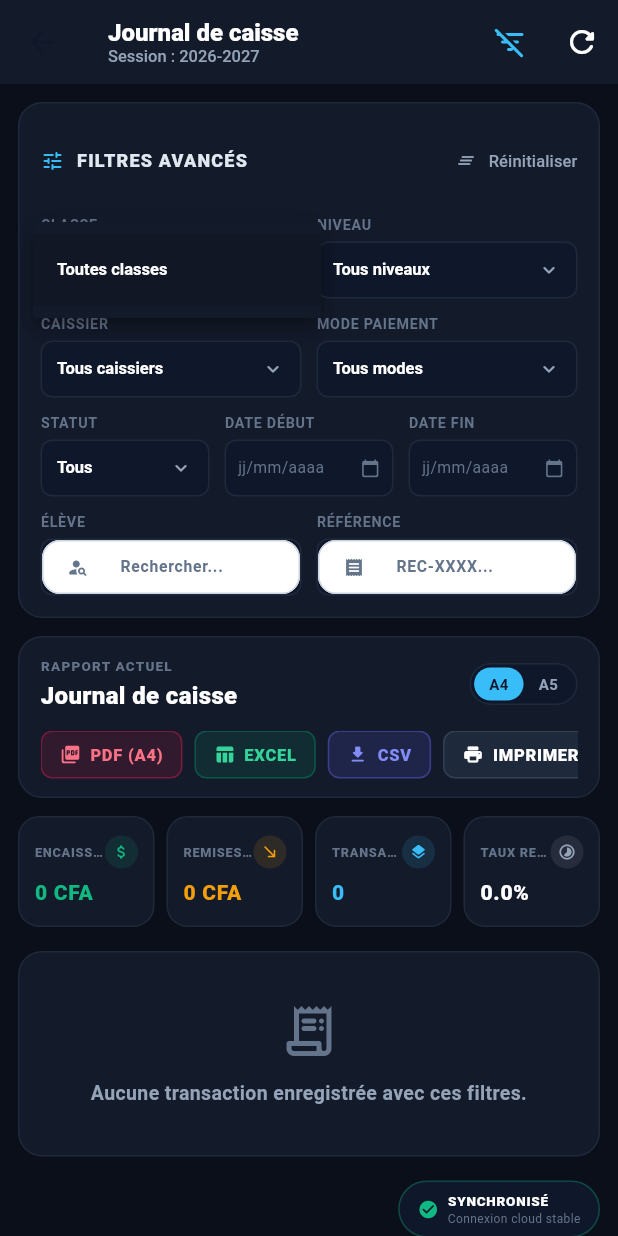
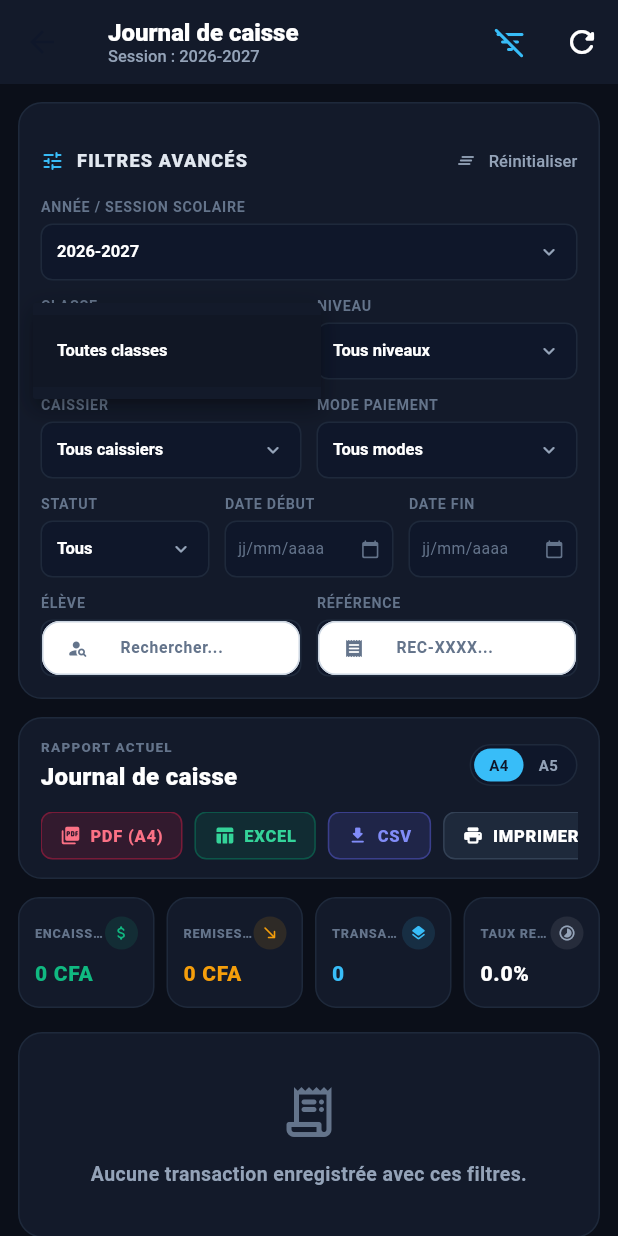
Before and after one commit to SalissouSalhaHassan/CSP-Amitchi, a Flutter app: the JournalDeCaisseScreen screen opened directly, after a tap on "Toutes classes", on a phone screen of 412 x 824 dp. Run offline on Flutter 3.47's test engine with Material 3 defaults, Android fonts, the phone set to English and light mode, and no system bars; our stand-ins replace connectivity_plus, device_info_plus, dio, fl_chart, flutter_secure_storage, get_it and 12 more; missing offline and left inert: mobile_scanner; accounts and stored records are empty; network calls fail.

Commit message:
fix(finance): sync robust Journal de caisse online payments query, session fallback and session filter across web and mobile

```diff
--- a/Amitchi-mobile/lib/features/finance/data/finance_repository.dart
+++ b/Amitchi-mobile/lib/features/finance/data/finance_repository.dart
@@ -277,8 +277,16 @@ class FinanceRepository {
       final feeId = payment['fee_id'] ?? payment['feeId'];
       String? studentName = payment['student_name'];
       String? numAdmission = payment['num_admission'];
-
-      if ((studentName == null || numAdmission == null) && Hive.isBoxOpen(OfflineStoreManager.boxStudentFees)) {
+      String? classe = payment['classe'];
+      String? educationalLevel = payment['educational_level'];
+      String? section = payment['section'];
+      String? filiere = payment['filiere'];
+      int? sessionId = (payment['session_id'] as num?)?.toInt() ??
+          (payment['sessionId'] as num?)?.toInt();
+      String? feeStatus = payment['fee_status'];
+
+      if ((studentName == null || numAdmission == null || classe == null || educationalLevel == null) &&
+          Hive.isBoxOpen(OfflineStoreManager.boxStudentFees)) {
         final box = Hive.box(OfflineStoreManager.boxStudentFees);
         for (var key in box.keys) {
           if (!key.toString().startsWith('student_fees_')) continue;
@@ -289,25 +297,56 @@ class FinanceRepository {
                 final s = item['students'] is Map ? item['students'] : item;
                 studentName ??= s['nom_etudiant'] ?? s['nomPrenom'] ?? s['name'];
                 numAdmission ??= s['num_admission'] ?? s['matricule'];
+                classe ??= s['classe']?.toString();
+                educationalLevel ??= s['educational_level']?.toString() ?? s['educationalLevel']?.toString() ?? s['niveau']?.toString();
+                section ??= s['section']?.toString();
+                filiere ??= s['filiere']?.toString();
+                sessionId ??= (item['session_id'] as num?)?.toInt() ?? (item['sessionId'] as num?)?.toInt();
+                feeStatus ??= item['status']?.toString();
                 break;
               }
             }
           }
-          if (studentName != null) break;
+          if (studentName != null && classe != null) break;
         }
       }
 
       final enrichedPayment = {
         ...payment,
-        'student_name': studentName ?? 'أ‰lأ¨ve',
+        'student_name': studentName ?? 'Élève',
         'num_admission': numAdmission ?? '',
+        'classe': classe ?? '',
+        'educational_level': educationalLevel ?? '',
+        'section': section ?? '',
+        'filiere': filiere ?? '',
+        if (sessionId != null) 'session_id': sessionId,
+        if (feeStatus != null) 'fee_status': feeStatus,
         'is_pending_sync': payment['is_pending_sync'] ?? false,
       };
 
-      final journalKeys = [
+      // Collect all journal cache keys to update:
+      final journalKeys = <String>{
         _journalCacheKey(schoolId, null),
         "payments_journal_${schoolId}_all",
-      ];
+      };
+      if (sessionId != null) {
+        journalKeys.add(_journalCacheKey(schoolId, sessionId));
+      }
+
+      // Also check if there is an active session or cached sessions for this school
+      try {
+        final sessionsCacheKey = _sessionsCacheKey(schoolId);
+        final cachedSessions = cacheManager.getDataList(
+          boxName: OfflineStoreManager.boxStudentFees,
+          key: sessionsCacheKey,
+        );
+        for (final sess in cachedSessions) {
+          final sId = (sess['id'] as num?)?.toInt();
+          if (sId != null) {
+            journalKeys.add(_journalCacheKey(schoolId, sId));
+          }
+        }
+      } catch (_) {}
 
       for (final jKey in journalKeys) {
         final cachedJournal = cacheManager.getDataList(
@@ -326,6 +365,65 @@ class FinanceRepository {
     }
   }
 
+  /// Helper to merge offline pending payments from queue or local boxes into journal
+  List<Map<String, dynamic>> _mergePendingOfflinePayments(
+    List<Map<String, dynamic>> baseList,
+    int schoolId,
+    int? sessionId,
+  ) {
+    try {
+      final queueManager = locator<OfflineQueueManager>();
+      final pendingOps = queueManager.getPendingOperations();
+      final List<Map<String, dynamic>> pendingPayments = [];
+
+      for (final op in pendingOps) {
+        if (op.table == 'fee_payments' && op.action == 'record_payment') {
+          final d = op.data;
+          final opSchoolId = (d['schoolId'] as num?)?.toInt() ?? int.tryParse(d['schoolId']?.toString() ?? '') ?? 0;
+          if (opSchoolId != 0 && opSchoolId != schoolId) continue;
+
+          final opSessionId = (d['sessionId'] as num?)?.toInt() ?? int.tryParse(d['sessionId']?.toString() ?? '');
+          if (sessionId != null && opSessionId != null && opSessionId != sessionId) continue;
+
+          final ref = d['reference']?.toString() ?? '';
+          if (ref.isEmpty) continue;
+
+          pendingPayments.add({
+            'id': d['id'] ?? DateTime.now().millisecondsSinceEpoch,
+            'fee_id': d['feeId'],
+            'school_id': opSchoolId,
+            'amount': (d['amount'] as num?)?.toDouble() ?? double.tryParse(d['amount']?.toString() ?? '') ?? 0.0,
+            'reduction': (d['reduction'] as num?)?.toDouble() ?? double.tryParse(d['reduction']?.toString() ?? '') ?? 0.0,
+            'payment_mode': d['paymentMode']?.toString() ?? 'Espèces',
+            'reference': ref,
+            'month_concerned': d['monthConcerned']?.toString() ?? '',
+            'date_paid': d['date_paid']?.toString() ?? DateTime.now().toIso8601String(),
+            'recorded_by': d['recordedBy']?.toString() ?? 'Admin',
+            'student_name': d['student_name']?.toString() ?? d['studentName']?.toString() ?? 'Élève',
+            'num_admission': d['num_admission']?.toString() ?? d['numAdmission']?.toString() ?? '',
+            'classe': d['classe']?.toString() ?? '',
+            'educational_level': d['educational_level']?.toString() ?? d['educationalLevel']?.toString() ?? '',
+            'section': d['section']?.toString() ?? '',
+            'filiere': d['filiere']?.toString() ?? '',
+            'fee_status': d['fee_status']?.toString() ?? 'Partiel',
+            'is_pending_sync': true,
+          });
+        }
+      }
+
+      if (pendingPayments.isEmpty) return baseList;
+
+      final existingRefs = baseList.map((e) => e['reference']?.toString()).toSet();
+      final newToAdd = pendingPayments.where((p) => !existingRefs.contains(p['reference']?.toString())).toList();
+
+      if (newToAdd.isEmpty) return baseList;
+      return [...newToAdd, ...baseList];
+    } catch (e) {
+      debugPrint("Warning: could not merge pending offline payments: $e");
+      return baseList;
+    }
+  }
+
   /// Fetch full payments journal (Journal de caisse)
   Future<List<Map<String, dynamic>>> getPaymentsJournal({
     required int schoolId,
@@ -337,10 +435,28 @@ class FinanceRepository {
 
     if (!syncEngine.isOnlineNotifier.value) {
       debugPrint("Offline Mode: Fetching payments journal from local cache.");
-      return cacheManager.getDataList(
+      var localList = cacheManager.getDataList(
         boxName: OfflineStoreManager.boxFeePayments,
         key: cacheKey,
       );
+
+      // If specific session cache is empty, fallback to 'all' cache
+      if (localList.isEmpty && sessionId != null) {
+        final allKey = _journalCacheKey(schoolId, null);
+        final allList = cacheManager.getDataList(
+          boxName: OfflineStoreManager.boxFeePayments,
+          key: allKey,
+        );
+        if (allList.isNotEmpty) {
+          localList = allList.where((p) {
+            final pSess = (p['session_id'] as num?)?.toInt() ?? (p['sessionId'] as num?)?.toInt();
+            return pSess == null || pSess == sessionId;
+          }).toList();
+        }
+      }
+
+      // Always merge any pending offline payments from the queue
+      return _mergePendingOfflinePayments(localList, schoolId, sessionId);
     }
 
     try {
@@ -355,13 +471,27 @@ class FinanceRepository {
         key: cacheKey,
         data: list,
       );
-      return list;
+      // Merge pending unsynced payments so newly created offline receipts are never hidden
+      return _mergePendingOfflinePayments(list, schoolId, sessionId);
     } catch (e) {
       debugPrint("Error fetching payments journal: $e");
-      return cacheManager.getDataList(
+      var cached = cacheManager.getDataList(
         boxName: OfflineStoreManager.boxFeePayments,
         key: cacheKey,
       );
+      if (cached.isEmpty && sessionId != null) {
+        final allList = cacheManager.getDataList(
+          boxName: OfflineStoreManager.boxFeePayments,
+          key: _journalCacheKey(schoolId, null),
+        );
+        if (allList.isNotEmpty) {
+          cached = allList.where((p) {
+            final pSess = (p['session_id'] as num?)?.toInt() ?? (p['sessionId'] as num?)?.toInt();
+            return pSess == null || pSess == sessionId;
+          }).toList();
+        }
+      }
+      return _mergePendingOfflinePayments(cached, schoolId, sessionId);
     }
   }
 
@@ -378,6 +508,13 @@ class FinanceRepository {
     required double currentPaid,
     required double currentReduction,
     required double totalExpected,
+    String? studentName,
+    String? numAdmission,
+    String? classe,
+    String? educationalLevel,
+    String? section,
+    String? filiere,
+    int? sessionId,
     bool isFromSync = false,
   }) async {
     final syncEngine = locator<SyncEngine>();
@@ -425,6 +562,13 @@ class FinanceRepository {
           'currentPaid': currentPaid,
           'currentReduction': currentReduction,
           'totalExpected': totalExpected,
+          if (studentName != null) 'studentName': studentName,
+          if (numAdmission != null) 'numAdmission': numAdmission,
+          if (classe != null) 'classe': classe,
+          if (educationalLevel != null) 'educationalLevel': educationalLevel,
+          if (section != null) 'section': section,
+          if (filiere != null) 'filiere': filiere,
+          if (sessionId != null) 'sessionId': sessionId,
         },
       );
 
@@ -444,6 +588,14 @@ class FinanceRepository {
         'month_concerned': monthConcerned.isNotEmpty ? monthConcerned : null,
         'date_paid': DateTime.now().toIso8601String(),
         'recorded_by': recordedBy,
+        'student_name': studentName ?? 'Élève',
+        'num_admission': numAdmission ?? '',
+        'classe': classe ?? '',
+        'educational_level': educationalLevel ?? '',
+        'section': section ?? '',
+        'filiere': filiere ?? '',
+        if (sessionId != null) 'session_id': sessionId,
+        'fee_status': newStatus,
         'is_pending_sync': true,
       };
       await cacheManager.saveDataList(
@@ -573,6 +725,13 @@ class FinanceRepository {
           'currentPaid': currentPaid,
           'currentReduction': currentReduction,
           'totalExpected': totalExpected,
+          if (studentName != null) 'studentName': studentName,
+          if (numAdmission != null) 'numAdmission': numAdmission,
+          if (classe != null) 'classe': classe,
+          if (educationalLevel != null) 'educationalLevel': educationalLevel,
+          if (section != null) 'section': section,
+          if (filiere != null) 'filiere': filiere,
+          if (sessionId != null) 'sessionId': sessionId,
         },
       );
 
@@ -592,6 +751,14 @@ class FinanceRepository {
         'month_concerned': monthConcerned.isNotEmpty ? monthConcerned : null,
         'date_paid': DateTime.now().toIso8601String(),
         'recorded_by': recordedBy,
+        'student_name': studentName ?? 'Élève',
+        'num_admission': numAdmission ?? '',
+        'classe': classe ?? '',
+        'educational_level': educationalLevel ?? '',
+        'section': section ?? '',
+        'filiere': filiere ?? '',
+        if (sessionId != null) 'session_id': sessionId,
+        'fee_status': newStatus,
         'is_pending_sync': true,
       };
       await cacheManager.saveDataList(
--- a/Amitchi-mobile/lib/features/finance/presentation/journal_de_caisse_screen.dart
+++ b/Amitchi-mobile/lib/features/finance/presentation/journal_de_caisse_screen.dart
@@ -122,9 +122,21 @@ class _JournalDeCaisseScreenState extends State<JournalDeCaisseScreen> {
         sessionId: _selectedSessionId,
       );
 
+      // If active session has no payments, try fallback without session restriction
+      List<Map<String, dynamic>> finalPayments = payments;
+      if (finalPayments.isEmpty && _selectedSessionId != null) {
+        final allSessionPayments = await _repository.getPaymentsJournal(
+          schoolId: _schoolId,
+          sessionId: null,
+        );
+        if (allSessionPayments.isNotEmpty) {
+          finalPayments = allSessionPayments;
+        }
+      }
+
       if (mounted) {
         setState(() {
-          _rawPayments = payments;
+          _rawPayments = finalPayments;
           _applyFilters();
           _isLoading = false;
         });
@@ -152,7 +164,9 @@ class _JournalDeCaisseScreenState extends State<JournalDeCaisseScreen> {
           final cls = (p['classe'] ?? '').toString();
           final sec = (p['section'] ?? '').toString();
           final fil = (p['filiere'] ?? '').toString();
-          if (!EducationalLevelHelper.isStudentInEducationalLevel(
+          // If fields are populated, check level. If both are empty and it's a pending offline payment, don't drop it.
+          final hasLevelInfo = lvl.isNotEmpty || cls.isNotEmpty;
+          if (hasLevelInfo && !EducationalLevelHelper.isStudentInEducationalLevel(
             educationalLevel: lvl,
             className: cls,
             sectionName: sec,
@@ -201,8 +215,11 @@ class _JournalDeCaisseScreenState extends State<JournalDeCaisseScreen> {
 
         // 5. Statut
         if (_statusFilter != 'Tous') {
-          final status = (p['fee_status'] ?? '').toString();
-          if (status.toLowerCase() != _statusFilter.toLowerCase()) return false;
+          final status = (p['fee_status'] ?? '').toString().toLowerCase();
+          final filter = _statusFilter.toLowerCase();
+          final normStatus = status.replaceAll('é', 'e');
+          final normFilter = filter.replaceAll('é', 'e');
+          if (normStatus != normFilter && !status.contains(filter)) return false;
         }
 
         // 6. Dates
@@ -605,7 +622,41 @@ class _JournalDeCaisseScreenState extends State<JournalDeCaisseScreen> {
               ),
             ],
           ),
-          const SizedBox(height: 12),
+          // Row 0: Session Scolaire
+          if (_sessions.isNotEmpty) ...[
+            _buildDarkDropdown(
+              label: "ANNÉE / SESSION SCOLAIRE",
+              value: _selectedSessionId != null
+                  ? (_sessions.firstWhere(
+                      (s) => (s['id'] as num?)?.toInt() == _selectedSessionId,
+                      orElse: () => {'session_name': 'Toutes les sessions'},
+                    )['session_name']?.toString() ?? 'Toutes les sessions')
+                  : 'Toutes les sessions',
+              items: [
+                'Toutes les sessions',
+                ..._sessions.map((s) => s['session_name']?.toString() ?? '').where((s) => s.isNotEmpty),
+              ],
+              onChanged: (val) {
+                if (val == null) return;
+                setState(() {
+                  if (val == 'Toutes les sessions') {
+                    _selectedSessionId = null;
+                    _selectedSessionName = 'Toutes les sessions';
+                  } else {
+                    final found = _sessions.firstWhere(
+                      (s) => s['session_name']?.toString() == val,
+                      orElse: () => {},
+                    );
+                    _selectedSessionId = (found['id'] as num?)?.toInt();
+                    _selectedSessionName = val;
+                  }
+                  _isLoading = true;
+                });
+                _fetchJournalData();
+              },
+            ),
+            const SizedBox(height: 10),
+          ],
 
           // Row 1: Classe & Niveau
           Row(
@@ -1306,7 +1357,18 @@ class _JournalDeCaisseScreenState extends State<JournalDeCaisseScreen> {
                   cells: [
                     DataCell(Text("$idx", style: const TextStyle(color: Color(0xFF64748B), fontWeight: FontWeight.bold))),
                     DataCell(Text(pDate, style: const TextStyle(color: Color(0xFFCBD5E1)))),
-                    DataCell(Text(pRef, style: const TextStyle(color: Color(0xFF94A3B8), fontFamily: 'monospace'))),
+                    DataCell(
+                      Row(
+                        mainAxisSize: MainAxisSize.min,
+                        children: [
+                          Text(pRef, style: const TextStyle(color: Color(0xFF94A3B8), fontFamily: 'monospace')),
+                          if (p['is_pending_sync'] == true) ...[
+                            const SizedBox(width: 4),
+                            const Icon(Icons.cloud_upload_outlined, size: 12, color: Color(0xFFF59E0B)),
+                          ],
+                        ],
+                      ),
+                    ),
                     DataCell(Text(pStudent.toUpperCase(), style: const TextStyle(color: Colors.white, fontWeight: FontWeight.w900))),
                     DataCell(Text(pClass.toUpperCase(), style: const TextStyle(color: Color(0xFF94A3B8), fontSize: 10))),
                     DataCell(Text(pMode, style: const TextStyle(color: Color(0xFFE2E8F0)))),
```
Also changed, not shown: 1 other file.
